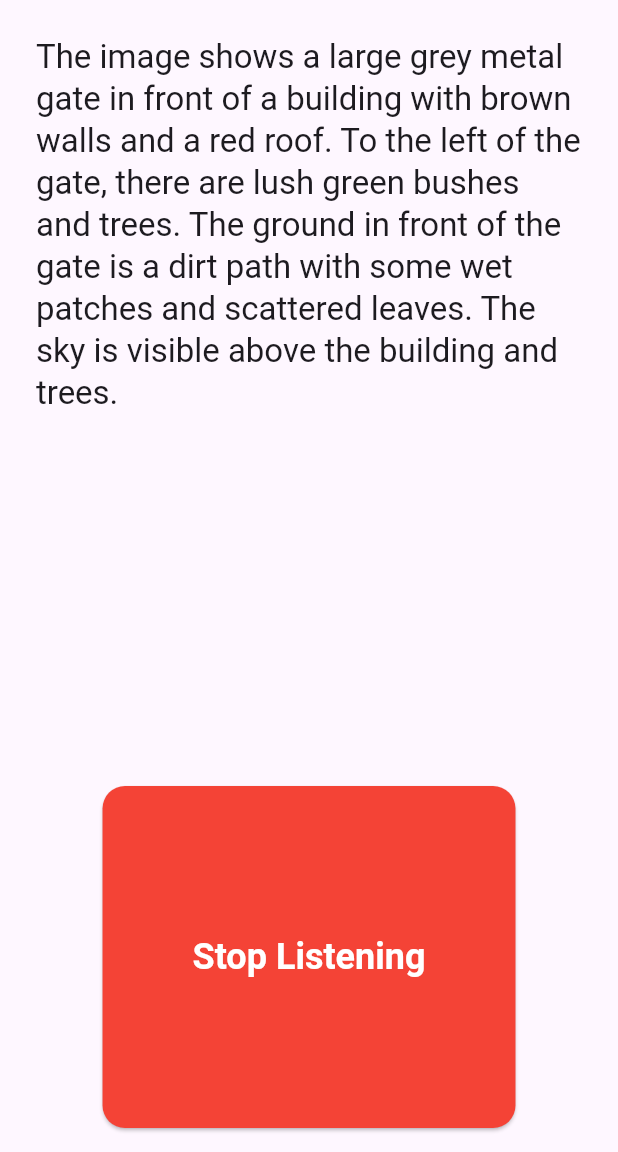
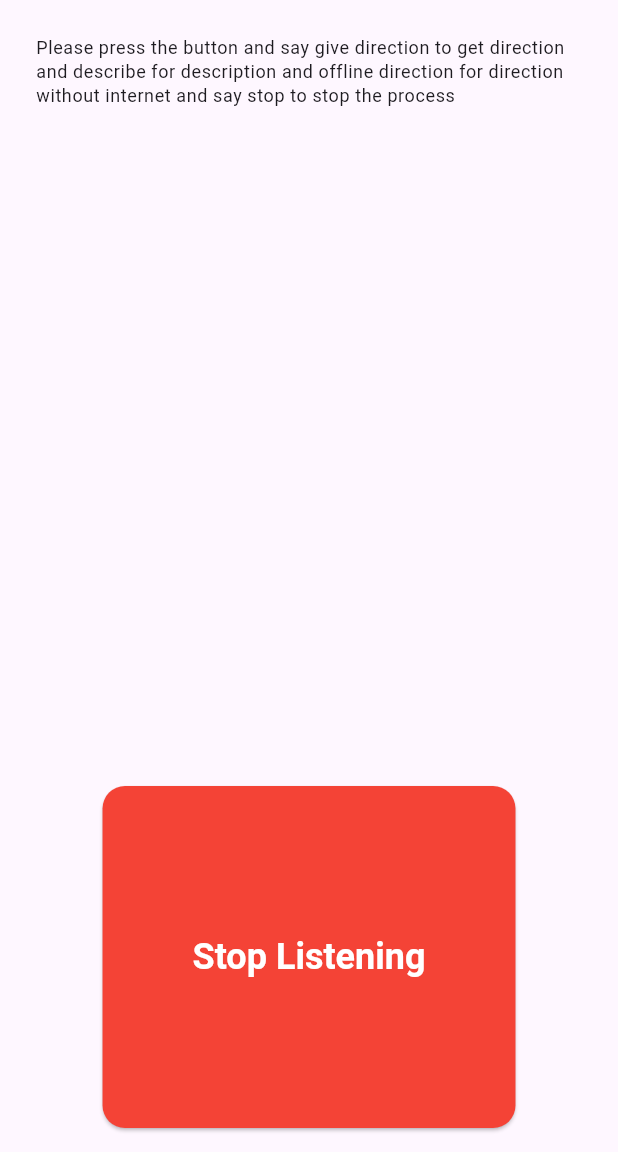
Before and after one commit to sidratulpunno/Blind_Assistance, a Flutter app: the screen it shows after launch, after a tap on "Start Listening", on a phone screen of 412 x 824 dp, the part 84-1236 px from its top. Run offline on Flutter 3.47's test engine with Material 3 defaults, Android fonts, the phone set to English and light mode, and no system bars; our stand-ins replace camera, flutter_dotenv, flutter_tts, google_generative_ai, image_picker, permission_handler and 2 more; missing offline and left inert: google_mlkit_commons, google_mlkit_object_detection.

Commit message:
removes the debug code

```diff
--- a/lib/google_generative_ai_service.dart
+++ b/lib/google_generative_ai_service.dart
@@ -11,12 +11,10 @@ class GoogleGenerativeAIService {
   Future<String> analyzeImage(XFile image) async {
     try {
       if (AppState.prompt == 1) {
-        print('yesssssssssssssssssssssssssssssssssssss');
         AppState.textPart = dotenv.env['PROMPT_1'].toString();
 
         // 'i can not see please give me direction to go forward within 20 words and do not tell sorry and how many steps to go :';
       } else if (AppState.prompt == 2) {
-        print('noooooooooooooooooooooooooooooooooooooo');
         AppState.textPart = dotenv.env['PROMPT_2'].toString();
       }
 
@@ -30,7 +28,6 @@ class GoogleGenerativeAIService {
         apiKey: apiKey,
       );
 
-      print('helooooooooooooooooooooooooooooooooooooooooooooooo');
       print(AppState.textPart);
 
       // Prepare content with the text prompt and image data
@@ -49,7 +46,6 @@ class GoogleGenerativeAIService {
       // Return the model's description or a default message
       return response.text ?? 'No description provided.';
     } catch (e) {
-      print('hiiiiiiiiiiiiiiiiiiiiiiiiiiiiiiiiiiiiiiiiiiiiiiiiiiii');
       print('Error analyzing image: $e');
       return 'Failed to analyze image. Please try again later.';
     }
--- a/lib/home_screen.dart
+++ b/lib/home_screen.dart
@@ -23,9 +23,7 @@ class _HomeScreenState extends State {
   bool _isStopCalled = false;
 
   String _responseText =
-      "The image shows a large grey metal gate in front of a building with brown walls and a red roof. To the left of the gate, there are lush green bushes and trees. The ground in front of the gate is a dirt path with some wet patches and scattered leaves. The sky is visible above the building and trees.";
-
-  // "Please press the button and say give direction to get direction and describe for description and offline direction for direction without internet and say stop to stop the process";
+      "Please press the button and say give direction to get direction and describe for description and offline direction for direction without internet and say stop to stop the process";
 
   bool _isListening = false; // Flag to track if we're currently listening
 
@@ -66,7 +64,6 @@ class _HomeScreenState extends State {
       AppState.prompt = 2;
       _captureAndProcessPhoto();
     } else if (command.toLowerCase().contains("stop direction")) {
-      print("Stop called");
       _isStopCalled = true;
       _stopContinuousCapture();
       // String? currentRoute = ModalRoute.of(context)?.settings.name;
@@ -153,7 +150,7 @@ class _HomeScreenState extends State {
                     _responseText,
                     style: Theme.of(context)
                         .textTheme
-                        .titleLarge, // Use themed text style
+                        .bodySmall, // Use themed text style
                     textAlign:
                         TextAlign.start, // Left align for better readability
                   ),
@@ -198,13 +195,11 @@ class _HomeScreenState extends State {
                   });
                   _ttsService.stop();
                   _voiceCommandService.startListening(_onVoiceCommand);
-                  print("Listening started");
                 } else {
                   _voiceCommandService.stopListening();
                   setState(() {
                     _isListening = false;
                   });
-                  print("Listening stopped");
                 }
               },
               style: ElevatedButton.styleFrom(
--- a/lib/vision_detector_views/camera_view.dart
+++ b/lib/vision_detector_views/camera_view.dart
@@ -376,10 +376,8 @@ class _CameraViewState extends State<CameraView> {
             (sensorOrientation - rotationCompensation + 360) % 360;
       }
       rotation = InputImageRotationValue.fromRawValue(rotationCompensation);
-      // print('rotationCompensation: $rotationCompensation');
     }
     if (rotation == null) return null;
-    // print('final rotation: $rotation');
 
     // get image format
     final format = InputImageFormatValue.fromRawValue(image.format.raw);
```
